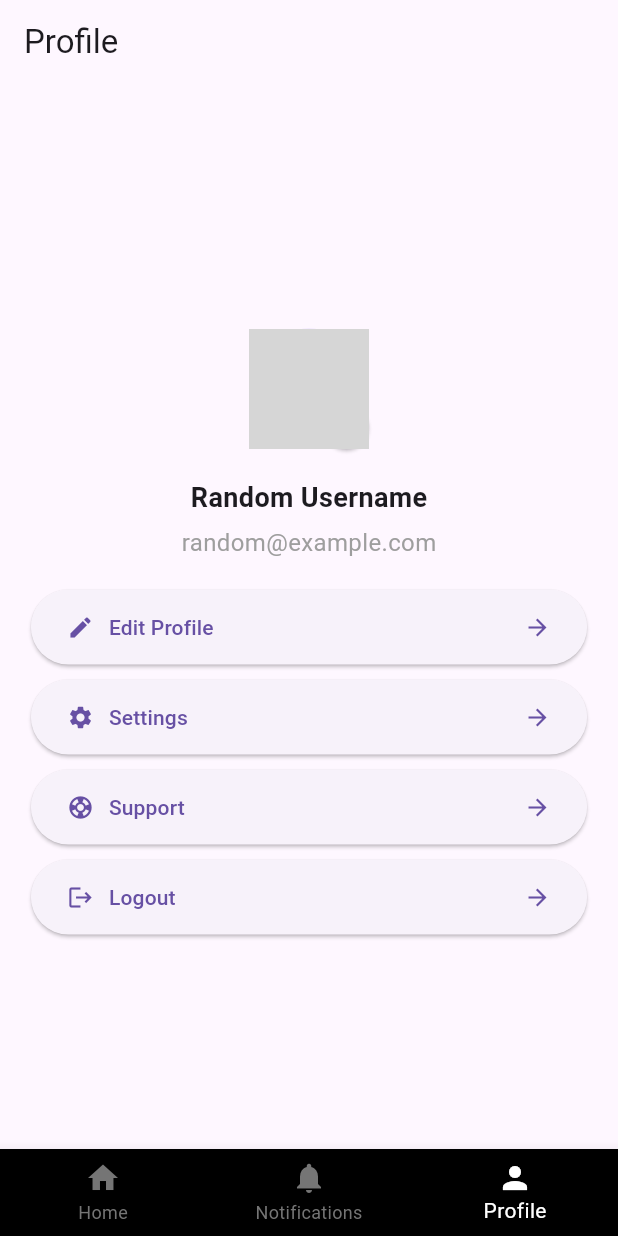
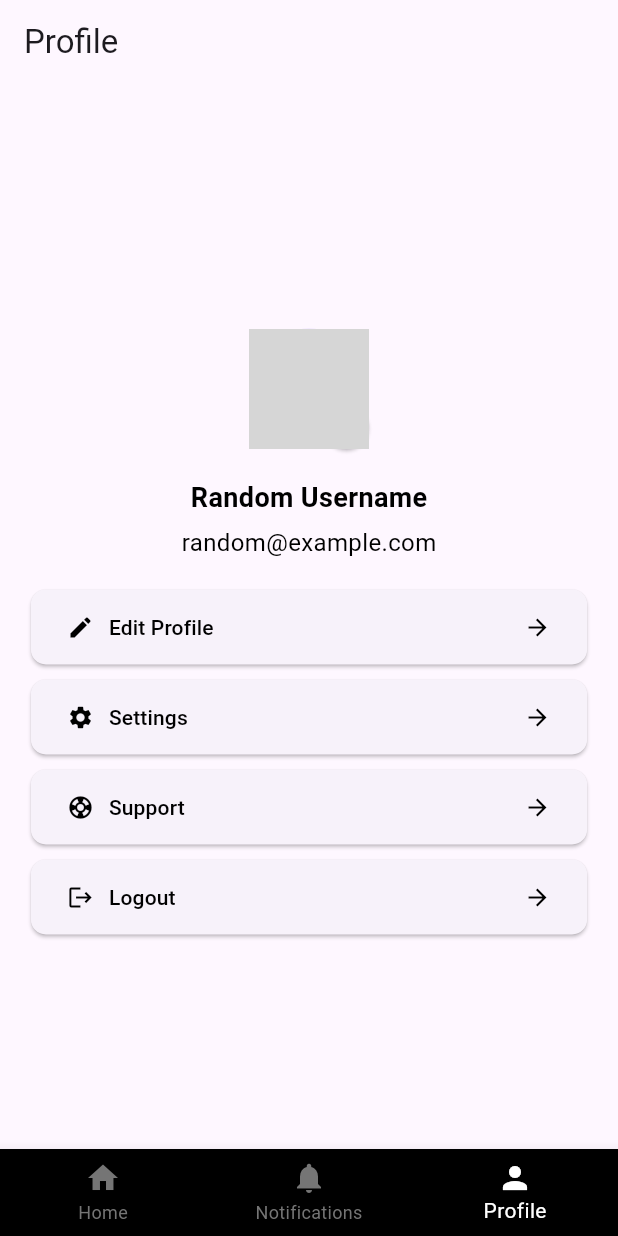
Before and after one commit to Smart-Eco/Smart-Eco, a Flutter app: the basenav screen opened directly, item 3 of the bottom bar chosen, on a phone screen of 412 x 824 dp. Run offline on Flutter 3.47's test engine with Material 3 defaults, Android fonts, the phone set to English and light mode, and no system bars; our stand-ins replace google_fonts; grey boxes are pictures that could not be loaded.

Commit message:
profile page final update

```diff
--- a/lib/Screens/profile_scrn.dart
+++ b/lib/Screens/profile_scrn.dart
@@ -57,21 +57,24 @@ class _ProfileScrnState extends State<ProfileScrn> {
               SizedBox(height: 20),
               Text(
                 'Random Username', // Replace with the actual username
-                style: TextStyle(fontSize: 18, fontWeight: FontWeight.bold),
+                style: TextStyle(
+                    fontSize: 18,
+                    fontWeight: FontWeight.bold,
+                    color: Colors.black),
               ),
               SizedBox(height: 5),
               Text(
                 'random@example.com', // Replace with the actual email
-                style: TextStyle(fontSize: 16, color: Colors.grey),
+                style: TextStyle(fontSize: 16, color: Colors.black),
               ),
               SizedBox(height: 20),
-              buildIconButton(Icons.edit, 'Edit Profile'),
+              buildIconButton(Icons.edit, 'Edit Profile', Colors.black),
               SizedBox(height: 10),
-              buildIconButton(Icons.settings, 'Settings'),
+              buildIconButton(Icons.settings, 'Settings', Colors.black),
               SizedBox(height: 10),
-              buildIconButton(Icons.support, 'Support'),
+              buildIconButton(Icons.support, 'Support', Colors.black),
               SizedBox(height: 10),
-              buildIconButton(Icons.logout, 'Logout'),
+              buildIconButton(Icons.logout, 'Logout', Colors.black),
             ],
           ),
         ),
@@ -79,7 +82,7 @@ class _ProfileScrnState extends State<ProfileScrn> {
     );
   }
 
-  Widget buildIconButton(IconData icon, String label) {
+  Widget buildIconButton(IconData icon, String label, Color textColor) {
     return SizedBox(
       width: MediaQuery.of(context).size.width * 0.9,
       child: ElevatedButton(
@@ -91,16 +94,22 @@ class _ProfileScrnState extends State<ProfileScrn> {
           children: [
             Row(
               children: [
-                Icon(icon),
+                Icon(icon, color: Colors.black),
                 SizedBox(width: 10),
-                Text(label),
+                Text(
+                  label,
+                  style: TextStyle(color: textColor),
+                ),
               ],
             ),
-            Icon(Icons.arrow_forward),
+            Icon(Icons.arrow_forward, color: Colors.black),
           ],
         ),
         style: ElevatedButton.styleFrom(
           fixedSize: Size(200, 50), // Adjust width and height as needed
+          shape: RoundedRectangleBorder(
+            borderRadius: BorderRadius.circular(10), // Adjust the border radius
+          ),
         ),
       ),
     );
```
